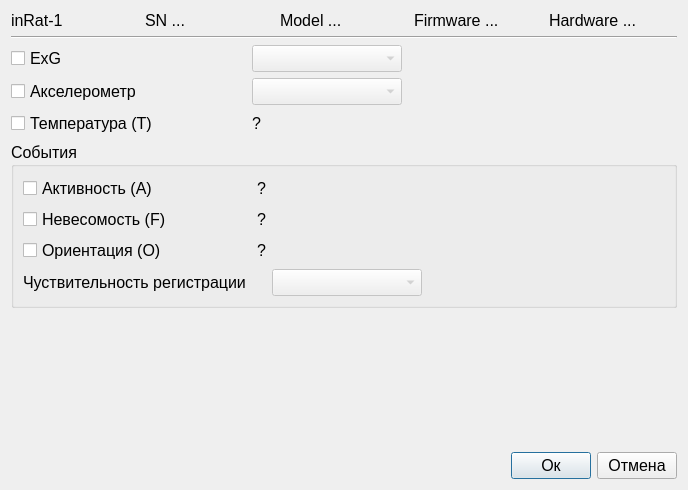
Above: resources/dlg_inrat_config.ui from mcsltd/mcs-inRat-monitor before the change. Below: the same form after it.
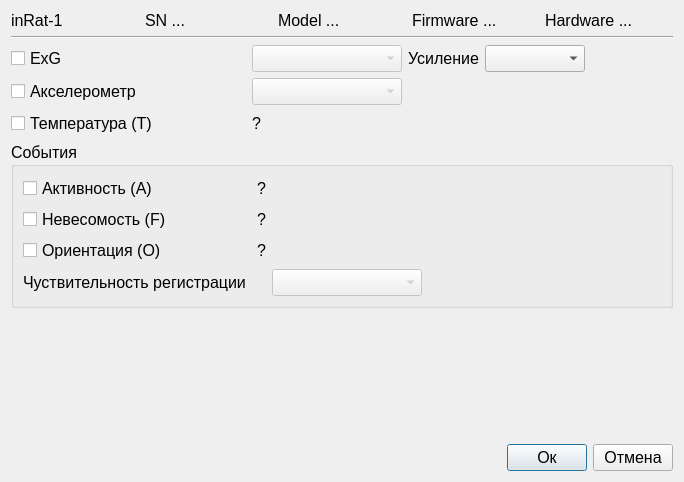
That is the form after the change. Icons and pictures are not drawn.

Commit message: feat: add change hpf and gain

What changed in the file:
```diff
--- a/resources/dlg_inrat_config.ui
+++ b/resources/dlg_inrat_config.ui
@@ -6,8 +6,8 @@
    <rect>
     <x>0</x>
     <y>0</y>
-    <width>688</width>
-    <height>490</height>
+    <width>684</width>
+    <height>482</height>
    </rect>
   </property>
   <property name="windowTitle">
@@ -123,6 +123,48 @@
          </property>
         </widget>
        </item>
+       <item>
+        <widget class="QLabel" name="labelHpfGain">
+         <property name="font">
+          <font>
+           <pointsize>12</pointsize>
+          </font>
+         </property>
+         <property name="inputMethodHints">
+          <set>Qt::InputMethodHint::ImhNone</set>
+         </property>
+         <property name="text">
+          <string>Усиление</string>
+         </property>
+        </widget>
+       </item>
+       <item>
+        <widget class="QComboBox" name="comboBoxHpfGain">
+         <property name="sizePolicy">
+          <sizepolicy hsizetype="Fixed" vsizetype="Fixed">
+           <horstretch>0</horstretch>
+           <verstretch>0</verstretch>
+          </sizepolicy>
+         </property>
+         <property name="minimumSize">
+          <size>
+           <width>100</width>
+           <height>0</height>
+          </size>
+         </property>
+         <property name="maximumSize">
+          <size>
+           <width>150</width>
+           <height>16777215</height>
+          </size>
+         </property>
+         <property name="font">
+          <font>
+           <pointsize>12</pointsize>
+          </font>
+         </property>
+        </widget>
+       </item>
        <item>
         <spacer name="horizontalSpacer_4">
          <property name="orientation">
```
The commit also changes 1 other file.
